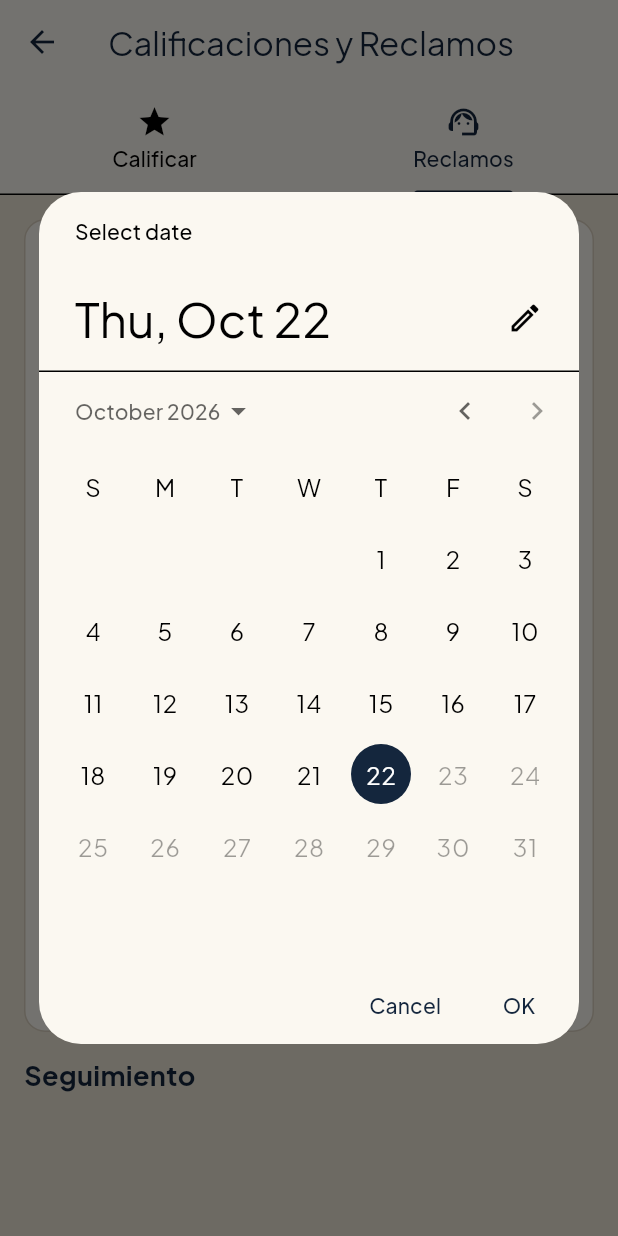
After one commit to dylandeam/StyleStore_Mobile, a Flutter app: the ExperienceScreen screen opened by its route, tab 2 chosen, after a tap on "Atención", after a tap on "Fecha del incidente", on a phone screen of 412 x 824 dp. The commit adds this screen. Run offline on Flutter 3.47's test engine with Material 3 defaults, Android fonts, the phone set to English and light mode, and no system bars; our stand-ins replace connectivity_plus, flutter_secure_storage, google_fonts, permission_handler, speech_to_text, sqflite; accounts and stored records are empty; network calls fail.

Commit message:
feat: add mobile ratings and claims flow

```diff
--- a/lib/config/api_config.dart
+++ b/lib/config/api_config.dart
@@ -74,6 +74,9 @@ class ApiConfig {
   static String get cambiosUrl => '$baseUrl/cambios';
   static String get cambiosPoliticaUrl => '$baseUrl/cambios/politica';
   static String get cambiosMiSaldoUrl => '$baseUrl/cambios/mi-saldo';
+  static String get experienciaCalificacionesUrl =>
+      '$baseUrl/experiencia/calificaciones';
+  static String get experienciaReclamosUrl => '$baseUrl/experiencia/reclamos';
 
   // Sucursales
   static String get sucursalesUrl => '$baseUrl/sucursales';
--- a/lib/config/routes.dart
+++ b/lib/config/routes.dart
@@ -10,6 +10,7 @@ import '../screens/plans/plans_screen.dart';
 import '../models/producto.dart';
 import '../screens/offline/offline_operations_screen.dart';
 import '../screens/offline/offline_cash_sale_screen.dart';
+import '../screens/account/experience_screen.dart';
 
 class AppRoutes {
   static const String login = '/login';
@@ -22,6 +23,7 @@ class AppRoutes {
   static const String plans = '/plans';
   static const String offlineOperations = '/offline-operations';
   static const String offlineCashSale = '/offline-cash-sale';
+  static const String experience = '/experience';
 
   static Map<String, WidgetBuilder> get routes => {
         login: (context) => const LoginScreen(),
@@ -42,5 +44,9 @@ class AppRoutes {
         plans: (context) => const PlansScreen(),
         offlineOperations: (context) => const OfflineOperationsScreen(),
         offlineCashSale: (context) => const OfflineCashSaleScreen(),
+        experience: (context) {
+          final args = ModalRoute.of(context)?.settings.arguments;
+          return ExperienceScreen(initialOrderId: args is int ? args : null);
+        },
       };
 }
--- /dev/null
+++ b/lib/screens/account/experience_screen.dart
@@ -0,0 +1,306 @@
+import 'package:flutter/material.dart';
+import 'package:provider/provider.dart';
+
+import '../../config/theme.dart';
+import '../../models/order.dart';
+import '../../services/api_service.dart';
+import '../../services/catalog_service.dart';
+import '../../services/experience_service.dart';
+import '../../services/order_service.dart';
+
+class ExperienceScreen extends StatefulWidget {
+  final int? initialOrderId;
+  const ExperienceScreen({super.key, this.initialOrderId});
+
+  @override
+  State<ExperienceScreen> createState() => _ExperienceScreenState();
+}
+
+class _ExperienceScreenState extends State<ExperienceScreen>
+    with SingleTickerProviderStateMixin {
+  late TabController _tabs;
+  late ExperienceService _service;
+  final _comment = TextEditingController();
+  final _description = TextEditingController();
+  List<Map<String, dynamic>> _ratings = [];
+  List<Map<String, dynamic>> _claims = [];
+  bool _loading = true;
+  int _score = 5;
+  int? _orderId;
+  int? _branchId;
+  int? _ratingId;
+  String _reason = 'atencion';
+  DateTime _incidentDate = DateTime.now();
+
+  @override
+  void initState() {
+    super.initState();
+    _tabs = TabController(length: 2, vsync: this);
+    _orderId = widget.initialOrderId;
+    WidgetsBinding.instance.addPostFrameCallback((_) => _load());
+  }
+
+  Future<void> _load() async {
+    _service =
+        ExperienceService(Provider.of<ApiService>(context, listen: false));
+    final orders = Provider.of<OrderService>(context, listen: false);
+    final catalog = Provider.of<CatalogService>(context, listen: false);
+    await Future.wait([orders.fetchOrders(), catalog.fetchSucursales()]);
+    if (_branchId == null && catalog.sucursales.isNotEmpty) {
+      _branchId = catalog.sucursales.first['id'] as int?;
+    }
+    try {
+      final values = await Future.wait([_service.ratings(), _service.claims()]);
+      if (mounted) {
+        setState(() {
+          _ratings = values[0];
+          _claims = values[1];
+          _loading = false;
+        });
+      }
+    } catch (error) {
+      if (mounted) {
+        setState(() => _loading = false);
+        _message(error.toString(), error: true);
+      }
+    }
+  }
+
+  List<OrderItem> get _completedOrders => Provider.of<OrderService>(context)
+      .orders
+      .where((order) => ['pagada', 'entregada', 'completada']
+          .contains(order.estado.toLowerCase()))
+      .toList();
+
+  void _message(String message, {bool error = false}) {
+    ScaffoldMessenger.of(context).showSnackBar(SnackBar(
+      content: Text(message.replaceFirst('Exception: ', '')),
+      backgroundColor: error ? AppTheme.dangerRed : AppTheme.successGreen,
+    ));
+  }
+
+  Future<void> _rate() async {
+    if (_orderId == null) {
+      _message('Selecciona una compra completada.', error: true);
+      return;
+    }
+    try {
+      final saved = await _service.rate(_orderId!, _score, _comment.text);
+      setState(() {
+        _ratings = [
+          saved,
+          ..._ratings.where((item) => item['id'] != saved['id'])
+        ];
+        _ratingId = saved['id'] as int?;
+        _branchId = saved['sucursal_id'] as int? ?? _branchId;
+      });
+      if (saved['sugerir_reclamo'] == true && mounted) {
+        final create = await showDialog<bool>(
+            context: context,
+            builder: (context) => AlertDialog(
+                  title: const Text('Lamentamos lo sucedido'),
+                  content: const Text(
+                      'Tu calificación quedó guardada. ¿Deseas registrar un reclamo para que la empresa pueda ayudarte?'),
+                  actions: [
+                    TextButton(
+                        onPressed: () => Navigator.pop(context, false),
+                        child: const Text('Ahora no')),
+                    ElevatedButton(
+                        onPressed: () => Navigator.pop(context, true),
+                        child: const Text('Crear reclamo'))
+                  ],
+                ));
+        if (create == true) {
+          _tabs.animateTo(1);
+          setState(() {});
+        }
+      } else {
+        _message('Gracias por compartir tu experiencia.');
+      }
+    } catch (error) {
+      _message(error.toString(), error: true);
+    }
+  }
+
+  Future<void> _createClaim() async {
+    if (_branchId == null || _description.text.trim().length < 10) {
+      _message('Selecciona una sucursal y describe lo sucedido.', error: true);
+      return;
+    }
+    try {
+      final saved = await _service.createClaim(
+        branchId: _branchId!,
+        incidentDate: _incidentDate,
+        reason: _reason,
+        description: _description.text,
+        orderId: _orderId,
+        ratingId: _ratingId,
+      );
+      setState(() {
+        _claims.insert(0, saved);
+        _description.clear();
+        _ratingId = null;
+      });
+      _message('Reclamo #${saved['id']} registrado correctamente.');
+    } catch (error) {
+      _message(error.toString(), error: true);
+    }
+  }
+
+  @override
+  void dispose() {
+    _tabs.dispose();
+    _comment.dispose();
+    _description.dispose();
+    super.dispose();
+  }
+
+  @override
+  Widget build(BuildContext context) => Scaffold(
+        appBar: AppBar(
+            title: const Text('Calificaciones y Reclamos'),
+            bottom: TabBar(controller: _tabs, tabs: const [
+              Tab(icon: Icon(Icons.star), text: 'Calificar'),
+              Tab(icon: Icon(Icons.support_agent), text: 'Reclamos')
+            ])),
+        body: _loading
+            ? const Center(child: CircularProgressIndicator())
+            : TabBarView(
+                controller: _tabs, children: [_ratingTab(), _claimTab()]),
+      );
+
+  Widget _ratingTab() => ListView(padding: const EdgeInsets.all(16), children: [
+        _card(Column(crossAxisAlignment: CrossAxisAlignment.stretch, children: [
+          const Text('Califica el servicio',
+              style: TextStyle(fontSize: 20, fontWeight: FontWeight.bold)),
+          const SizedBox(height: 12),
+          _orderDropdown(),
+          const SizedBox(height: 12),
+          Row(
+              mainAxisAlignment: MainAxisAlignment.center,
+              children: List.generate(
+                  5,
+                  (index) => IconButton(
+                      onPressed: () => setState(() => _score = index + 1),
+                      icon: Icon(
+                          index < _score ? Icons.star : Icons.star_border,
+                          color: const Color(0xFFD4AF37),
+                          size: 34)))),
+          TextField(
+              controller: _comment,
+              maxLines: 3,
+              decoration: const InputDecoration(
+                  labelText: 'Comentario opcional',
+                  border: OutlineInputBorder())),
+          const SizedBox(height: 12),
+          ElevatedButton(
+              onPressed: _rate, child: const Text('Guardar calificación')),
+        ])),
+        const SizedBox(height: 16),
+        const Text('Mis calificaciones',
+            style: TextStyle(fontSize: 18, fontWeight: FontWeight.bold)),
+        ..._ratings.map((item) => ListTile(
+            contentPadding: EdgeInsets.zero,
+            leading: CircleAvatar(child: Text('${item['puntuacion']}★')),
+            title: Text('Orden #${item['orden_venta_id']}'),
+            subtitle:
+                Text(item['comentario']?.toString() ?? 'Sin comentario'))),
+      ]);
+
+  Widget _claimTab() {
+    final branches = Provider.of<CatalogService>(context).sucursales;
+    return ListView(padding: const EdgeInsets.all(16), children: [
+      _card(Column(crossAxisAlignment: CrossAxisAlignment.stretch, children: [
+        const Text('Registrar reclamo',
+            style: TextStyle(fontSize: 20, fontWeight: FontWeight.bold)),
+        const SizedBox(height: 12),
+        _orderDropdown(),
+        const SizedBox(height: 12),
+        DropdownButtonFormField<int>(
+            initialValue: _branchId,
+            decoration: const InputDecoration(
+                labelText: 'Sucursal', border: OutlineInputBorder()),
+            items: branches
+                .map((branch) => DropdownMenuItem(
+                    value: branch['id'] as int,
+                    child: Text(
+                        (branch['nombre'] ?? branch['name'] ?? 'Sucursal')
+                            .toString())))
+                .toList(),
+            onChanged: (value) => setState(() => _branchId = value)),
+        const SizedBox(height: 12),
+        DropdownButtonFormField<String>(
+            initialValue: _reason,
+            decoration: const InputDecoration(
+                labelText: 'Motivo', border: OutlineInputBorder()),
+            items: const [
+              DropdownMenuItem(value: 'atencion', child: Text('Atención')),
+              DropdownMenuItem(value: 'producto', child: Text('Producto')),
+              DropdownMenuItem(value: 'entrega', child: Text('Entrega')),
+              DropdownMenuItem(value: 'pago', child: Text('Pago')),
+              DropdownMenuItem(value: 'otro', child: Text('Otro'))
+            ],
+            onChanged: (value) => setState(() => _reason = value ?? 'otro')),
+        const SizedBox(height: 12),
+        ListTile(
+            contentPadding: EdgeInsets.zero,
+            title: const Text('Fecha del incidente'),
+            subtitle: Text(_incidentDate.toIso8601String().substring(0, 10)),
+            trailing: const Icon(Icons.calendar_month),
+            onTap: () async {
+              final value = await showDatePicker(
+                  context: context,
+                  initialDate: _incidentDate,
+                  firstDate: DateTime.now().subtract(const Duration(days: 365)),
+                  lastDate: DateTime.now());
+              if (value != null) setState(() => _incidentDate = value);
+            }),
+        TextField(
+            controller: _description,
+            maxLines: 4,
+            decoration: const InputDecoration(
+                labelText: '¿Qué sucedió?', border: OutlineInputBorder())),
+        const SizedBox(height: 12),
+        ElevatedButton(
+            onPressed: _createClaim, child: const Text('Enviar reclamo')),
+      ])),
+      const SizedBox(height: 16),
+      const Text('Seguimiento',
+          style: TextStyle(fontSize: 18, fontWeight: FontWeight.bold)),
+      ..._claims.map((item) => Card(
+          child: ListTile(
+              title: Text('Reclamo #${item['id']} · ${item['motivo']}'),
+              subtitle: Text(
+                  '${item['descripcion']}\nEstado: ${item['estado']}${item['respuesta'] != null ? '\nRespuesta: ${item['respuesta']}' : ''}'),
+              isThreeLine: true))),
+    ]);
+  }
+
+  Widget _orderDropdown() => DropdownButtonFormField<int>(
+      initialValue:
+          _completedOrders.any((item) => item.id == _orderId) ? _orderId : null,
+      decoration: const InputDecoration(
+          labelText: 'Compra relacionada', border: OutlineInputBorder()),
+      items: _completedOrders
+          .map((order) => DropdownMenuItem(
+              value: order.id,
+              child: Text(
+                  'Orden #${order.id} · Bs. ${order.total.toStringAsFixed(2)}')))
+          .toList(),
+      onChanged: (value) => setState(() {
+            _orderId = value;
+            for (final order in _completedOrders) {
+              if (order.id == value && order.sucursalId != null) {
+                _branchId = order.sucursalId;
+                break;
+              }
+            }
+          }));
+  Widget _card(Widget child) => Container(
+      padding: const EdgeInsets.all(16),
+      decoration: BoxDecoration(
+          color: AppTheme.bgCard,
+          borderRadius: BorderRadius.circular(14),
+          border: Border.all(color: AppTheme.borderGlass)),
+      child: child);
+}
--- /dev/null
+++ b/lib/services/experience_service.dart
@@ -0,0 +1,67 @@
+import 'dart:convert';
+
+import '../config/api_config.dart';
+import 'api_service.dart';
+
+class ExperienceService {
+  final ApiService api;
+  ExperienceService(this.api);
+
+  Future<List<Map<String, dynamic>>> ratings() async {
+    final response = await api.get(ApiConfig.experienciaCalificacionesUrl);
+    if (response.statusCode != 200) {
+      throw Exception('No se pudieron cargar las calificaciones.');
+    }
+    final data = jsonDecode(utf8.decode(response.bodyBytes)) as List<dynamic>;
+    return data.cast<Map<String, dynamic>>();
+  }
+
+  Future<List<Map<String, dynamic>>> claims() async {
+    final response = await api.get(ApiConfig.experienciaReclamosUrl);
+    if (response.statusCode != 200) {
+      throw Exception('No se pudieron cargar los reclamos.');
+    }
+    final data = jsonDecode(utf8.decode(response.bodyBytes)) as List<dynamic>;
+    return data.cast<Map<String, dynamic>>();
+  }
+
+  Future<Map<String, dynamic>> rate(
+      int orderId, int score, String comment) async {
+    final response =
+        await api.post(ApiConfig.experienciaCalificacionesUrl, body: {
+      'orden_venta_id': orderId,
+      'puntuacion': score,
+      'comentario': comment.trim().isEmpty ? null : comment.trim(),
+    });
+    final data =
+        jsonDecode(utf8.decode(response.bodyBytes)) as Map<String, dynamic>;
+    if (response.statusCode != 200 && response.statusCode != 201) {
+      throw Exception(data['detail'] ?? 'No se pudo guardar la calificación.');
+    }
+    return data;
+  }
+
+  Future<Map<String, dynamic>> createClaim({
+    required int branchId,
+    required DateTime incidentDate,
+    required String reason,
+    required String description,
+    int? orderId,
+    int? ratingId,
+  }) async {
+    final response = await api.post(ApiConfig.experienciaReclamosUrl, body: {
+      'sucursal_id': branchId,
+      'fecha_incidente': incidentDate.toIso8601String().substring(0, 10),
+      'motivo': reason,
+      'descripcion': description.trim(),
+      if (orderId != null) 'orden_venta_id': orderId,
+      if (ratingId != null) 'calificacion_id': ratingId,
+    });
+    final data =
+        jsonDecode(utf8.decode(response.bodyBytes)) as Map<String, dynamic>;
+    if (response.statusCode != 200 && response.statusCode != 201) {
+      throw Exception(data['detail'] ?? 'No se pudo registrar el reclamo.');
+    }
+    return data;
+  }
+}
--- a/lib/services/order_service.dart
+++ b/lib/services/order_service.dart
@@ -93,7 +93,7 @@ class OrderService extends ChangeNotifier {
   Future<bool> confirmarEntregaEnvio(int envioId) async {
     try {
       final res = await _apiService.patch(
-        '${ApiConfig.enviosUrl}/$envioId/confirmar-entrega',
+        '${ApiConfig.enviosUrl}/$envioId/completar',
         requireAuth: true,
       );
       if (res.statusCode == 200) {
```
Also changed, not shown: lib/screens/catalog/catalog_screen.dart (+19 -0 lines), lib/screens/home/home_screen.dart (+10 -0 lines).
